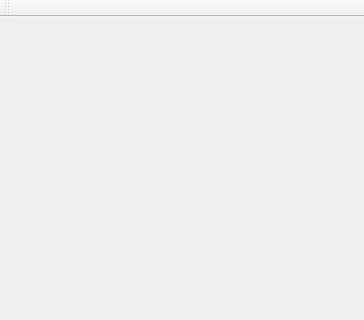
First picture: the form in CTScan_QT/CTScan/ctscan.ui, repository maozi2327/CTScan, before the edit; both pictures show x 0 to 364 and y 0 to 320 of the 364 by 568 pixel window.
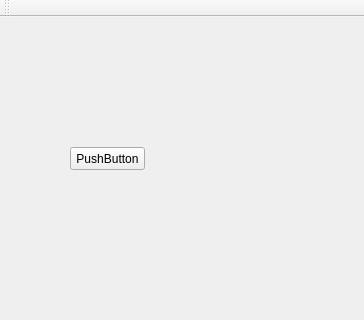
Second picture: the form after the edit.

```diff
--- a/CTScan_QT/CTScan/ctscan.ui
+++ b/CTScan_QT/CTScan/ctscan.ui
@@ -13,7 +13,21 @@
   <property name="windowTitle">
    <string>CTScan</string>
   </property>
-  <widget class="QWidget" name="centralWidget"/>
+  <widget class="QWidget" name="centralWidget">
+   <widget class="QPushButton" name="pushButton">
+    <property name="geometry">
+     <rect>
+      <x>70</x>
+      <y>130</y>
+      <width>75</width>
+      <height>23</height>
+     </rect>
+    </property>
+    <property name="text">
+     <string>PushButton</string>
+    </property>
+   </widget>
+  </widget>
   <widget class="QMenuBar" name="menuBar">
    <property name="geometry">
     <rect>
```
